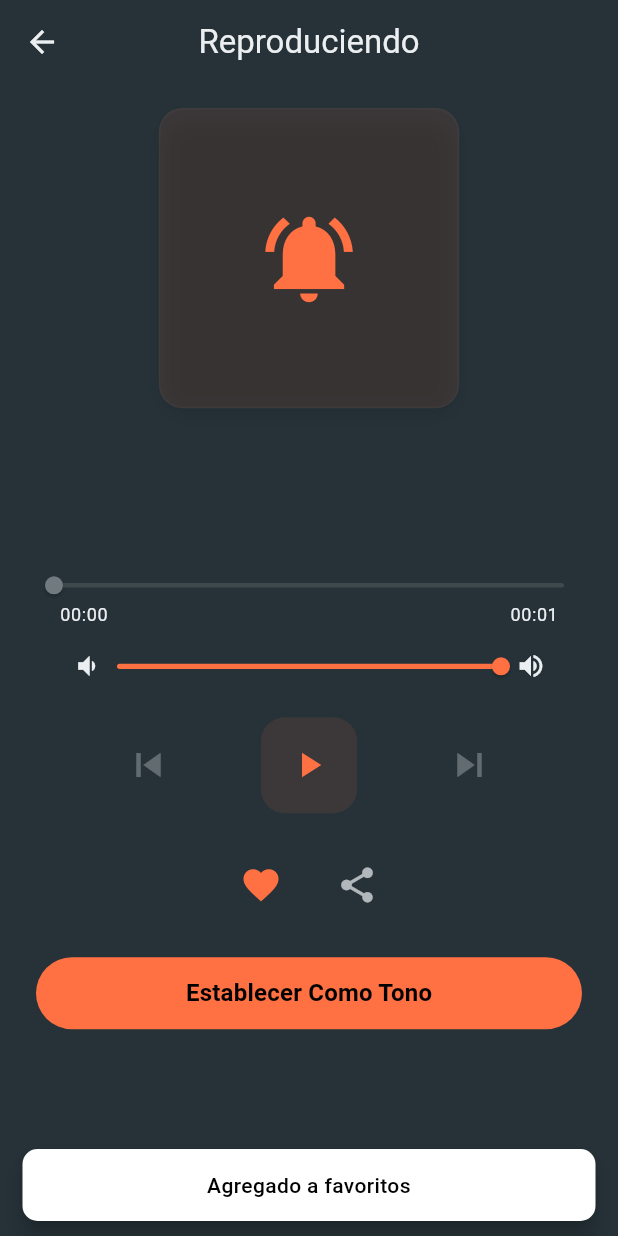
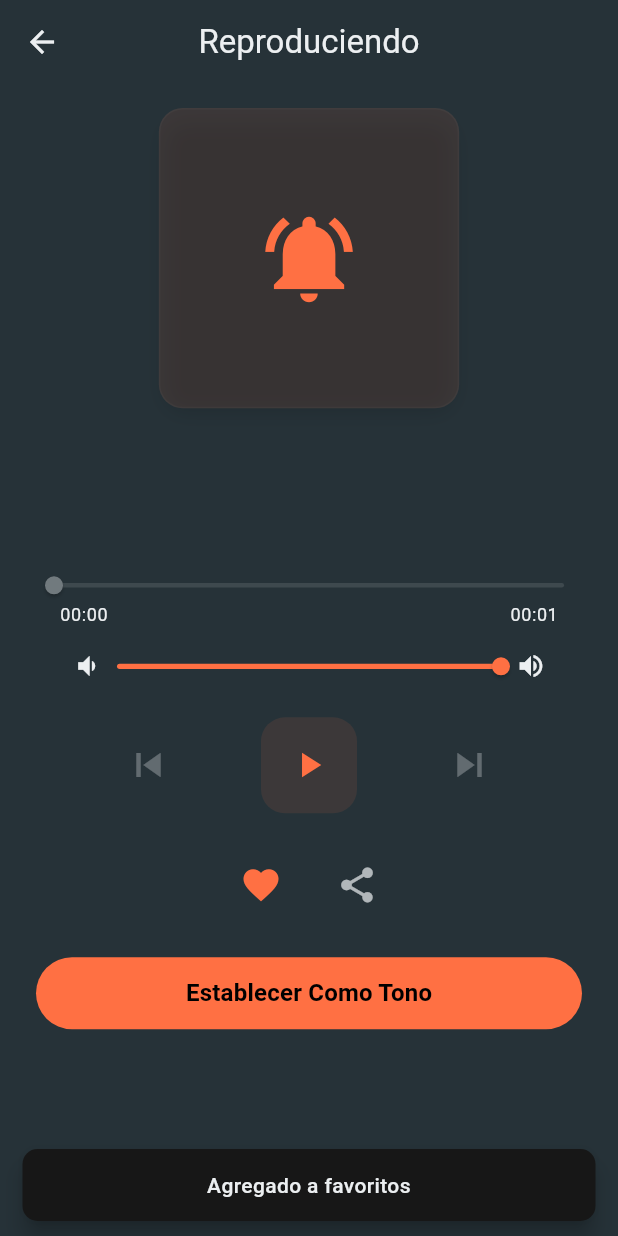
Before and after one commit to julianesar/notificatiion_tones, a Flutter app: the TonePlayerPage screen opened directly with empty values, after a tap on the "favorite outline" icon, on a phone screen of 412 x 824 dp. Run offline on Flutter 3.47's test engine with Material 3 defaults, Android fonts, the phone set to English and light mode, and no system bars; our stand-ins replace cached_network_image, device_info_plus, flutter_svg, get_it, just_audio, permission_handler and 3 more; accounts and stored records are empty; network calls fail.

Commit message:
V1.0.1 Release

```diff
--- a/lib/shared/widgets/custom_snackbar.dart
+++ b/lib/shared/widgets/custom_snackbar.dart
@@ -14,12 +14,12 @@ class CustomSnackBar {
           message,
           textAlign: TextAlign.center,
           style: const TextStyle(
-            color: Colors.black,
+            color: ThemeConfig.textPrimary,
             fontWeight: FontWeight.w500,
           ),
         ),
       ),
-      backgroundColor: Colors.white,
+      backgroundColor: ThemeConfig.snackBar,
       behavior: SnackBarBehavior.floating,
       duration: duration,
       shape: RoundedRectangleBorder(borderRadius: BorderRadius.circular(10)),
```
Also changed, not shown: lib/core/services/download_flow_service.dart (+5 -5 lines).
